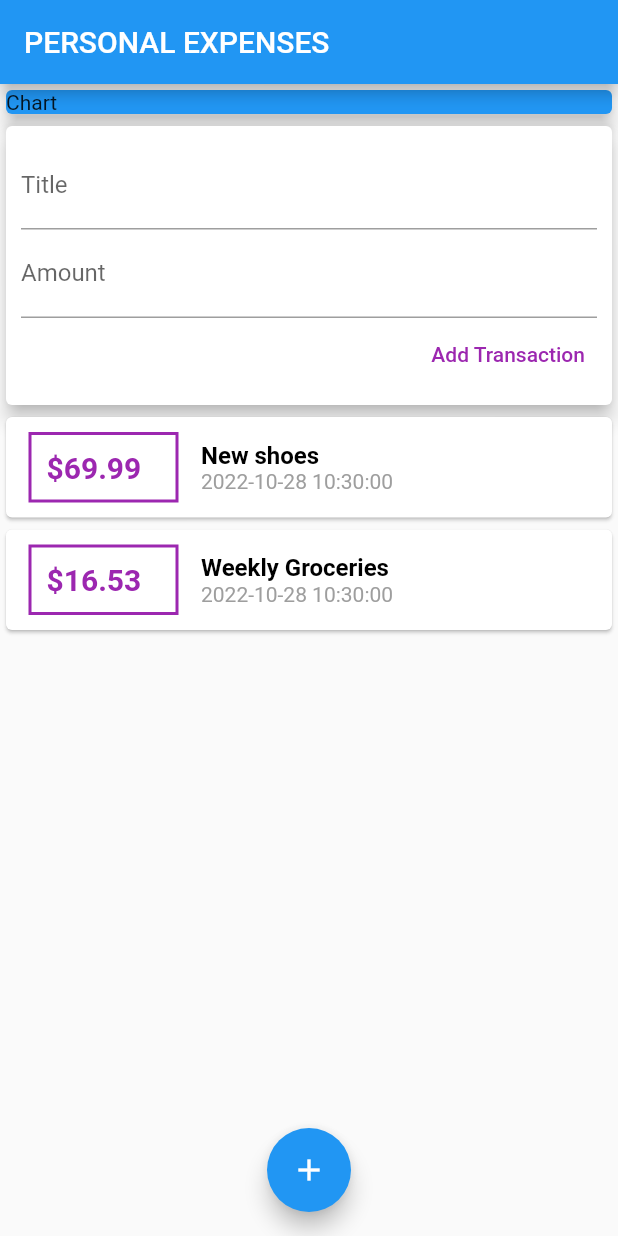
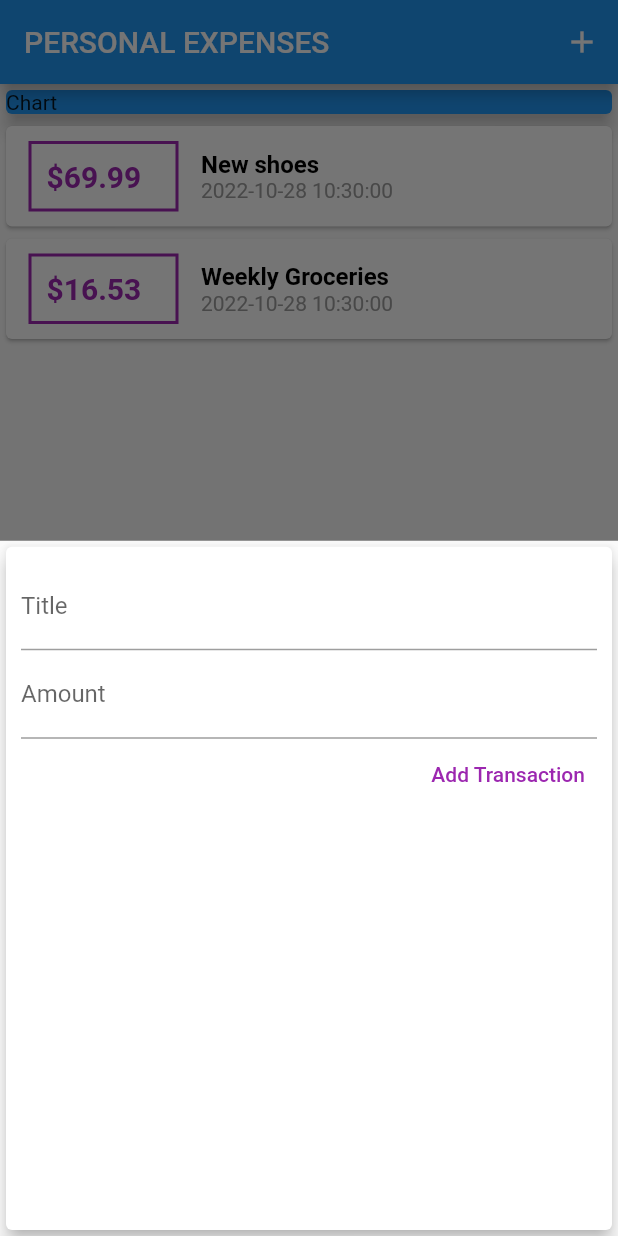
Before and after one commit to k3forx/flutter-practice, a Flutter app: the screen it shows after launch, after a tap on the "add" icon, on a phone screen of 412 x 824 dp. Run offline on Flutter 3.47's test engine with Material 2 defaults, Android fonts, the phone set to English and light mode, and no system bars.

```diff
--- a/personal_expenses/lib/main.dart
+++ b/personal_expenses/lib/main.dart
@@ -1,17 +1,73 @@
 import 'package:flutter/material.dart';
-import 'package:personal_expenses/widgets/user_transactions.dart';
 
-void main() {
-  runApp(MyApp());
+import 'package:personal_expenses/models/transaction.dart';
+import 'package:personal_expenses/widgets/new_transaction.dart';
+import 'package:personal_expenses/widgets/transaction_list.dart';
+
+void main() => runApp(const MyApp());
+
+class MyApp extends StatelessWidget {
+  const MyApp({super.key});
+
+  @override
+  Widget build(BuildContext context) {
+    return const MaterialApp(
+      title: 'Flutter App',
+      home: MyHomePage(),
+    );
+  }
 }
 
-class MyApp extends StatelessWidget {
-  final titleController = TextEditingController();
-  final amountController = TextEditingController();
-
-  MyApp({
+class MyHomePage extends StatefulWidget {
+  const MyHomePage({
     super.key,
   });
+
+  @override
+  State<MyHomePage> createState() => _MyHomePageState();
+}
+
+class _MyHomePageState extends State<MyHomePage> {
+  final List<Transaction> _userTransaction = [
+    Transaction(
+      id: 't1',
+      title: 'New shoes',
+      amount: 69.99,
+      date: DateTime.now(),
+    ),
+    Transaction(
+      id: 't2',
+      title: 'Weekly Groceries',
+      amount: 16.53,
+      date: DateTime.now(),
+    )
+  ];
+
+  void _addNewTransaction(String title, double amount) {
+    final newTx = Transaction(
+      id: DateTime.now().toString(),
+      title: title,
+      amount: amount,
+      date: DateTime.now(),
+    );
+
+    setState(() {
+      _userTransaction.add(newTx);
+    });
+  }
+
+  void _startAddNewTransaction(BuildContext ctx) {
+    showModalBottomSheet(
+      context: ctx,
+      builder: (_) {
+        return GestureDetector(
+          onTap: () {},
+          behavior: HitTestBehavior.opaque,
+          child: NewTransaction(onPressed: _addNewTransaction),
+        );
+      },
+    );
+  }
 
   @override
   Widget build(BuildContext context) {
@@ -19,13 +75,19 @@ class MyApp extends StatelessWidget {
       home: Scaffold(
         appBar: AppBar(
           title: const Text('PERSONAL EXPENSES'),
+          actions: [
+            IconButton(
+              onPressed: () => _startAddNewTransaction(context),
+              icon: const Icon(Icons.add),
+            )
+          ],
         ),
         body: SingleChildScrollView(
           child: Column(
             mainAxisAlignment: MainAxisAlignment.start,
             crossAxisAlignment: CrossAxisAlignment.stretch,
-            children: const [
-              SizedBox(
+            children: [
+              const SizedBox(
                 width: double.infinity,
                 child: Card(
                   color: Colors.blue,
@@ -33,12 +95,12 @@ class MyApp extends StatelessWidget {
                   child: Text('Chart'),
                 ),
               ),
-              UserTransactions(),
+              TransactionList(transaction: _userTransaction)
             ],
           ),
         ),
         floatingActionButton: FloatingActionButton(
-          onPressed: () {},
+          onPressed: () => _startAddNewTransaction(context),
           child: const Icon(Icons.add),
         ),
         floatingActionButtonLocation: FloatingActionButtonLocation.centerFloat,
--- a/personal_expenses/lib/widgets/user_transactions.dart
+++ /dev/null
@@ -1,54 +0,0 @@
-import 'package:flutter/material.dart';
-import 'package:personal_expenses/models/transaction.dart';
-import 'package:personal_expenses/widgets/transaction_list.dart';
-
-import 'new_transaction.dart';
-
-class UserTransactions extends StatefulWidget {
-  const UserTransactions({super.key});
-
-  @override
-  State<UserTransactions> createState() => UserTransactionsState();
-}
-
-class UserTransactionsState extends State<UserTransactions> {
-  final List<Transaction> _userTransaction = [
-    Transaction(
-      id: 't1',
-      title: 'New shoes',
-      amount: 69.99,
-      date: DateTime.now(),
-    ),
-    Transaction(
-      id: 't2',
-      title: 'Weekly Groceries',
-      amount: 16.53,
-      date: DateTime.now(),
-    )
-  ];
-
-  void _addNewTransaction(String title, double amount) {
-    final newTx = Transaction(
-      id: DateTime.now().toString(),
-      title: title,
-      amount: amount,
-      date: DateTime.now(),
-    );
-
-    setState(() {
-      _userTransaction.add(newTx);
-    });
-  }
-
-  @override
-  Widget build(BuildContext context) {
-    return Column(
-      children: [
-        NewTransaction(onPressed: _addNewTransaction),
-        TransactionList(
-          transaction: _userTransaction,
-        ),
-      ],
-    );
-  }
-}
```
